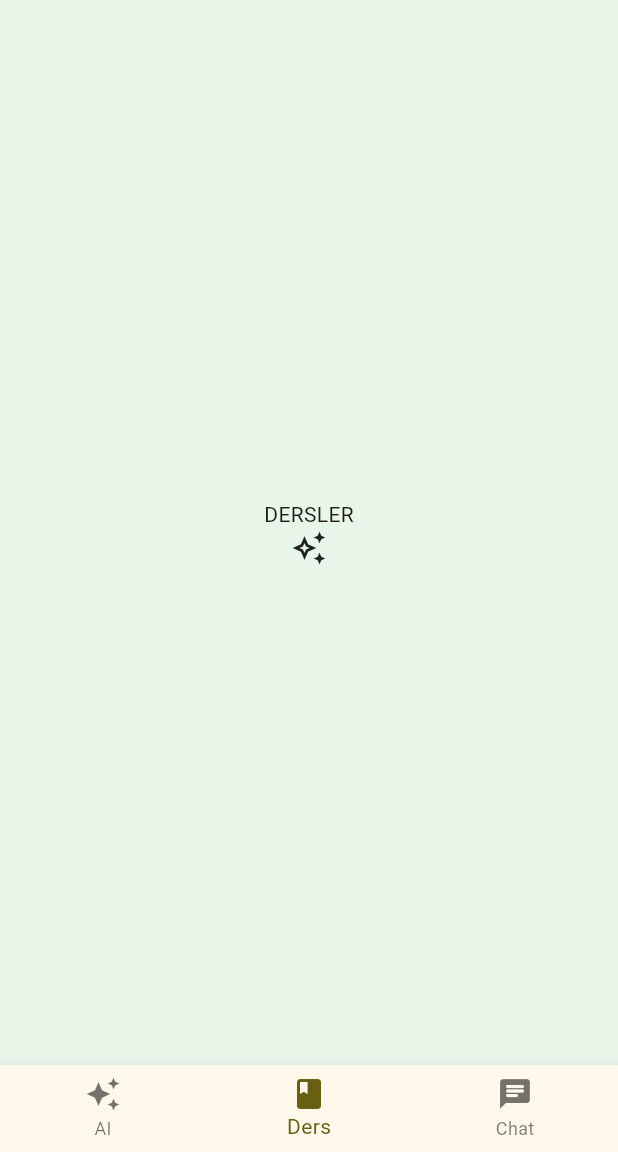
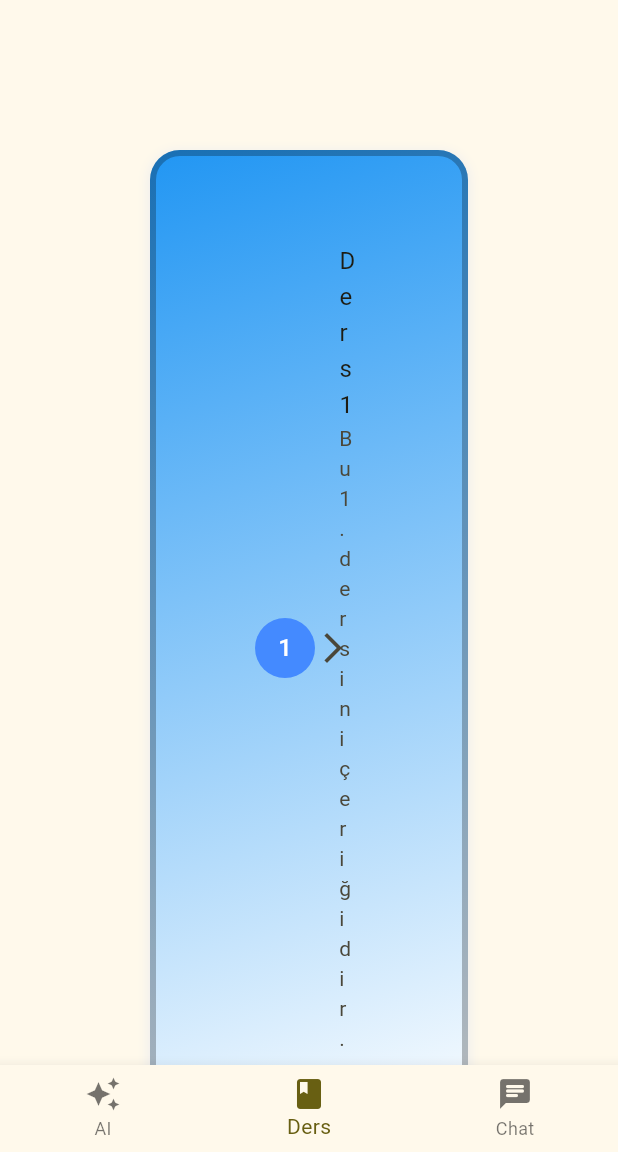
Before and after one commit to LingoCore/LingoCore, a Flutter app: the screen it shows after launch, after a tap on "Google ile giriş yap", on a phone screen of 412 x 824 dp, the part 84-1236 px from its top. Run offline on Flutter 3.47's test engine with Material 3 defaults, Android fonts, the phone set to English and light mode, and no system bars.

Commit message:
Design of the lessons page on the login screen and separation from the home page

```diff
--- a/lingocore/lib/home_page.dart
+++ b/lingocore/lib/home_page.dart
@@ -1,4 +1,5 @@
 import 'package:flutter/material.dart';
+import 'package:lingocore/screens/course_screen.dart';
 
 class HomePage extends StatefulWidget {
   const HomePage({super.key});
@@ -49,18 +50,10 @@ class _HomePage extends State<HomePage> {
                 ),
               ),
             ),
-            Container(
-              color: Colors.green[50],
-              child: Center(
-                child: Column(
-                  mainAxisSize: MainAxisSize.min,
-                  children: [
-                    Text("DERSLER"),
-                    Icon(Icons.auto_awesome_outlined),
-                  ],
-                ),
-              ),
-            ),
+
+           // to customize Course screen
+            CourseScreen(),
+
             Container(
               color: Colors.blue[50],
               child: Center(
--- /dev/null
+++ b/lingocore/lib/screens/course_screen.dart
@@ -0,0 +1,107 @@
+import 'package:flutter/material.dart';
+
+class CourseScreen extends StatefulWidget {
+  const CourseScreen({super.key});
+
+  @override
+  State<CourseScreen> createState() => _CourseScreenState();
+}
+
+class _CourseScreenState extends State<CourseScreen> {
+
+  final List<String> lessons = List.generate(20, (index) => 'Ders ${index + 1}');
+  final List<String> lessonDescription = List.generate(20, (index) => 'Bu ${index + 1}. dersin içeriğidir.');
+
+
+  @override
+  Widget build(BuildContext context) {
+    return Scaffold(
+      // to prevent the application from slowing down as the number of lessons increases.
+      body: ListView.builder(
+        itemCount: lessons.length,
+        itemBuilder: (context, index) {
+
+          final lessonTitle = lessons[index];
+          final lessonsDescription = lessonDescription[index];
+
+          return Container(
+            // width: 300,
+            // height: 100,
+            padding: EdgeInsets.all(50),
+            margin: EdgeInsets.all(100),
+            alignment: Alignment.center, // to center the text
+            decoration: BoxDecoration( // to customize the container
+              color: Colors.blueGrey,
+              borderRadius: BorderRadius.circular(20),
+              border: Border.all(width: 4, color: Colors.black26), // frame
+              gradient: LinearGradient( // renk geçişli görünüm sağlar.
+                colors: [Colors.blue, Colors.white],
+                begin: Alignment.topLeft,
+                end: Alignment.bottomRight,
+                ),
+
+              boxShadow: [ // Gölgelendirmek için
+                BoxShadow(
+                color: Colors.grey.shade200,
+                blurRadius: 6, // rengi belirginleştirmek için (bulanıklık değeri)
+                spreadRadius: 1, // rengi daha fazla yaymak için (yayılma değeri)
+                offset: Offset(0,2), // üstten güneş vurmuş gibi bir efekt bırakıyor
+                ),
+              ]
+            ),
+            child: ListTile(
+              leading: CircleAvatar(
+                backgroundColor: Colors.blueAccent,
+                foregroundColor: Colors.white,
+                child: Text('${index + 1}'),
+              ),
+
+              title: Text(lessonTitle),
+              subtitle: Text(lessonsDescription),
+              trailing: Icon(Icons.arrow_forward_ios),
+
+              onTap: () {
+                Navigator.push(
+                  context,
+                  MaterialPageRoute(
+                    builder: (context) => LessonDetailPage(lessonTitle: lessonTitle),
+                  )
+                );
+              },
+            ),
+          );
+
+
+
+        }
+      ),
+    );
+  }
+}
+
+
+class LessonDetailPage extends StatelessWidget {
+
+  // lesson title from previous page
+  final String lessonTitle;
+
+  // Constructor: Requires the course title to be retrieved when creating this page
+  const LessonDetailPage({Key? key, required this.lessonTitle}) : super(key: key);
+
+  @override
+  Widget build(BuildContext context) {
+    return Scaffold(
+      appBar: AppBar(
+        title: Text(lessonTitle),
+      ),
+      body: Center(
+
+        child: Text(
+          'Bu sayfa "$lessonTitle" içeriğini gösterecektir.\n\nBuraya video, metin, alıştırmalar vb. ekleyebilirsiniz.',
+          style: TextStyle(fontSize: 19.0),
+          textAlign: TextAlign.center,
+        ),
+      ),
+    );
+  }
+}
```
